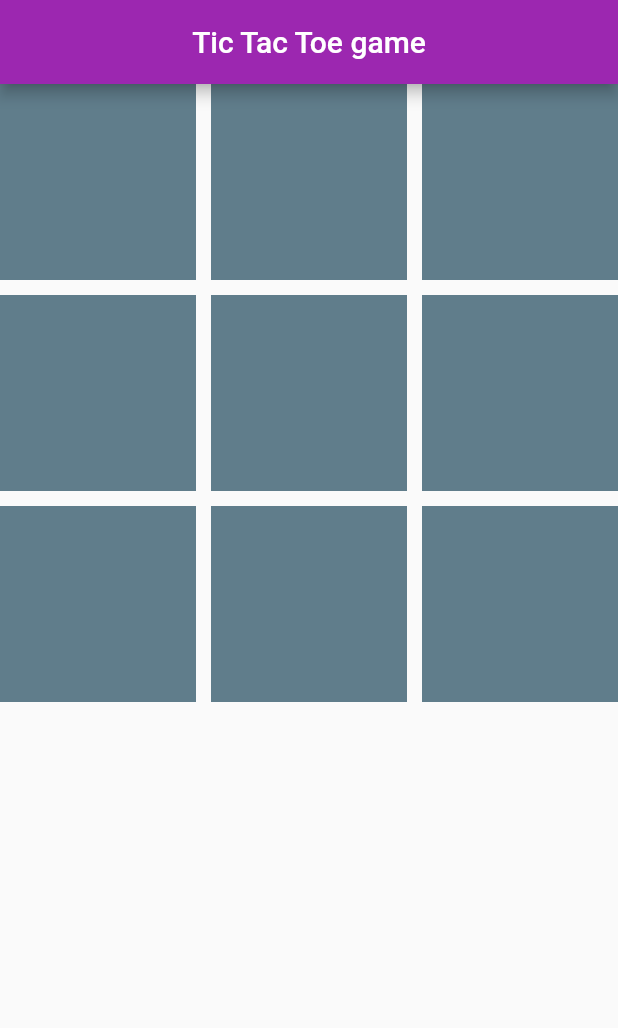
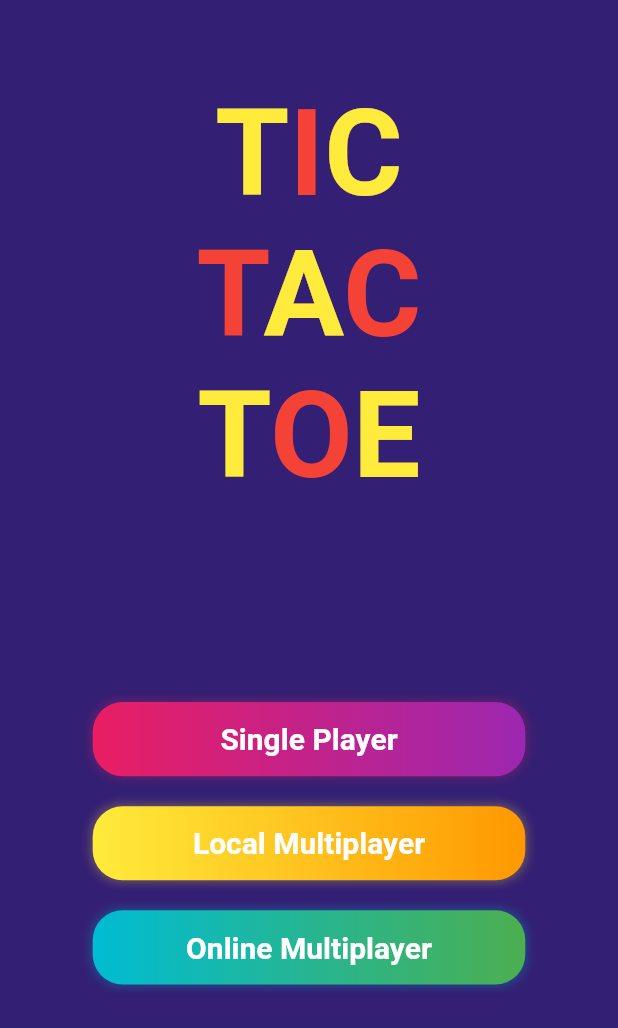
Before and after one commit to Ikechukwu-etoniru/tic_tac_toe_game, a Flutter app: the screen it shows after launch, on a phone screen of 412 x 824 dp. Shown: the top 1028 px of the screen. Run offline on Flutter 3.47's test engine with Material 2 defaults, Android fonts, the phone set to English and light mode, and no system bars.

Commit message:
Adding more design ui

```diff
--- a/lib/main.dart
+++ b/lib/main.dart
@@ -1,6 +1,8 @@
 import 'package:flutter/material.dart';
+import 'package:tic_toe_game/screen/select_difficulty_screen.dart';
 
-import '/screen/main_screen.dart';
+import '/screen/single_player_game_screen.dart';
+import '/screen/game_screen.dart';
 
 void main() {
   runApp(const MyApp());
@@ -9,29 +11,21 @@ void main() {
 class MyApp extends StatelessWidget {
   const MyApp({Key? key}) : super(key: key);
 
-
   @override
   Widget build(BuildContext context) {
     return MaterialApp(
       title: 'Flutter Demo',
       theme: ThemeData(
-        primarySwatch: Colors.purple,
-      ),
-      home: const MainScreen(),
-
+          primarySwatch: Colors.purple,
+          appBarTheme: const AppBarTheme(
+            elevation: 0,
+            backgroundColor: Color(0xff331f73),
+          )),
+      home: const GameScreen(),
+      routes: {
+        SelectDifficultyScreen.routeName: (ctx) =>
+            const SelectDifficultyScreen()
+      },
     );
   }
 }
-
-
-
-// class GameScreen extends StatelessWidget {
-//   const GameScreen({ Key? key }) : super(key: key);
-
-//   @override
-//   Widget build(BuildContext context) {
-//     return Container(
-
-//     );
-//   }
-// }
--- /dev/null
+++ b/lib/screen/game_screen.dart
@@ -0,0 +1,63 @@
+import 'package:flutter/material.dart';
+import 'package:tic_toe_game/screen/select_difficulty_screen.dart';
+import 'package:tic_toe_game/screen/single_player_game_screen.dart';
+import 'package:tic_toe_game/widgets/gamescreen_title_container.dart';
+
+import '/widgets/glowing_button.dart';
+
+class GameScreen extends StatelessWidget {
+  const GameScreen({Key? key}) : super(key: key);
+
+  static const gameColor = Color(0xff331f73);
+
+  @override
+  Widget build(BuildContext context) {
+    final deviceSize = MediaQuery.of(context).size;
+    return Scaffold(
+      backgroundColor: GameScreen.gameColor,
+      appBar: AppBar(),
+      body: Column(
+        children: [
+          SizedBox(
+              height: deviceSize.height * 0.5,
+              child: const GameTitleContainer()),
+          Expanded(
+              child: Column(
+            children: [
+              GlowingButton(
+                  color1: Colors.pink,
+                  color2: Colors.purple,
+                  text: 'Single Player',
+                  navigate: () {
+                     Navigator.of(context)
+                         .pushReplacementNamed(SelectDifficultyScreen.routeName);
+                  },
+                  height: deviceSize.height * 0.06,
+                  width: deviceSize.width * 0.7),
+              const SizedBox(
+                height: 20,
+              ),
+              GlowingButton(
+                  color1: Colors.yellow,
+                  color2: Colors.orange,
+                  text: 'Local Multiplayer',
+                  navigate: () {},
+                  height: deviceSize.height * 0.06,
+                  width: deviceSize.width * 0.7),
+              const SizedBox(
+                height: 20,
+              ),
+              GlowingButton(
+                  color1: Colors.cyan,
+                  color2: Colors.green,
+                  text: 'Online Multiplayer',
+                  navigate: () {},
+                  height: deviceSize.height * 0.06,
+                  width: deviceSize.width * 0.7),
+            ],
+          ))
+        ],
+      ),
+    );
+  }
+}
--- /dev/null
+++ b/lib/widgets/gamescreen_title_container.dart
@@ -0,0 +1,50 @@
+import 'package:flutter/material.dart';
+
+class GameTitleContainer extends StatelessWidget {
+  const GameTitleContainer({Key? key}) : super(key: key);
+
+  TextSpan colorText(String text, Color color) {
+    return TextSpan(
+      text: text,
+      style: TextStyle(fontWeight: FontWeight.bold, fontSize: 80, color: color),
+    );
+  }
+
+  @override
+  Widget build(BuildContext context) {
+    return Center(
+      child: Column(
+        children: [
+          // Using rich text to give the menu text diffrent colors
+          RichText(
+            text: TextSpan(
+              children: [
+                colorText('T', Colors.yellow),
+                colorText('I', Colors.red),
+                colorText('C', Colors.yellow),
+              ],
+            ),
+          ),
+          RichText(
+            text: TextSpan(
+              children: [
+                colorText('T', Colors.red),
+                colorText('A', Colors.yellow),
+                colorText('C', Colors.red),
+              ],
+            ),
+          ),
+          RichText(
+            text: TextSpan(
+              children: [
+                colorText('T', Colors.yellow),
+                colorText('O', Colors.red),
+                colorText('E', Colors.yellow),
+              ],
+            ),
+          )
+        ],
+      ),
+    );
+  }
+}
--- /dev/null
+++ b/lib/widgets/glowing_button.dart
@@ -0,0 +1,94 @@
+import 'package:flutter/material.dart';
+
+class GlowingButton extends StatefulWidget {
+  final Color color1;
+  final Color color2;
+  final String text;
+  final VoidCallback navigate;
+  final double height;
+  final double width;
+  const GlowingButton(
+      {required this.color1,
+      required this.color2,
+      required this.text,
+      required this.navigate,
+      required this.height,
+      required this.width,
+      Key? key})
+      : super(key: key);
+
+  @override
+  _GlowingButtonState createState() => _GlowingButtonState();
+}
+
+class _GlowingButtonState extends State<GlowingButton> {
+  var onTap = false;
+  @override
+  Widget build(BuildContext context) {
+    return GestureDetector(
+      onTap: () {
+        setState(() {
+          onTap = true;
+        });
+        Future.delayed(const Duration(milliseconds: 80), widget.navigate)
+            .then((value) {
+          setState(() {
+            onTap = false;
+          });
+        });
+      },
+      child: AnimatedContainer(
+        duration: const Duration(milliseconds: 60),
+        padding: onTap ? const EdgeInsets.all(15) : const EdgeInsets.all(0),
+        height: widget.height,
+        width: widget.width,
+        decoration: BoxDecoration(
+            borderRadius: BorderRadius.circular(20),
+            gradient: LinearGradient(
+              colors: [widget.color1, widget.color2],
+            ),
+            boxShadow: onTap
+                ? [
+                    BoxShadow(
+                      color: widget.color1.withOpacity(0.5),
+                      spreadRadius: 2,
+                      blurRadius: 10,
+                      offset: const Offset(5, 7),
+                    ),
+                    BoxShadow(
+                      color: widget.color2.withOpacity(0.5),
+                      spreadRadius: 2,
+                      blurRadius: 10,
+                      offset: const Offset(-5, -7),
+                    ),
+                    BoxShadow(
+                      color: widget.color1.withOpacity(0.3),
+                      spreadRadius: 5,
+                      blurRadius: 20,
+                      offset: const Offset(7, 15),
+                    ),
+                    BoxShadow(
+                      color: widget.color2.withOpacity(0.3),
+                      spreadRadius: 5,
+                      blurRadius: 20,
+                      offset: const Offset(-7, -15),
+                    ),
+                  ]
+                : [
+                    BoxShadow(
+                      color: widget.color1.withOpacity(0.3),
+                      spreadRadius: 1,
+                      blurRadius: 5,
+                    )
+                  ]),
+        child: Center(
+          child: Text(
+            widget.text,
+            style: const TextStyle(
+                color: Colors.white, fontWeight: FontWeight.bold, fontSize: 20),
+          ),
+        ),
+      ),
+    );
+  }
+}
```
Also changed, not shown: lib/screen/app_drawer.dart (added, +29 -0 lines), lib/screen/select_difficulty_screen.dart (added, +88 -0 lines), lib/screen/single_player_game_screen.dart (added, +37 -0 lines).
